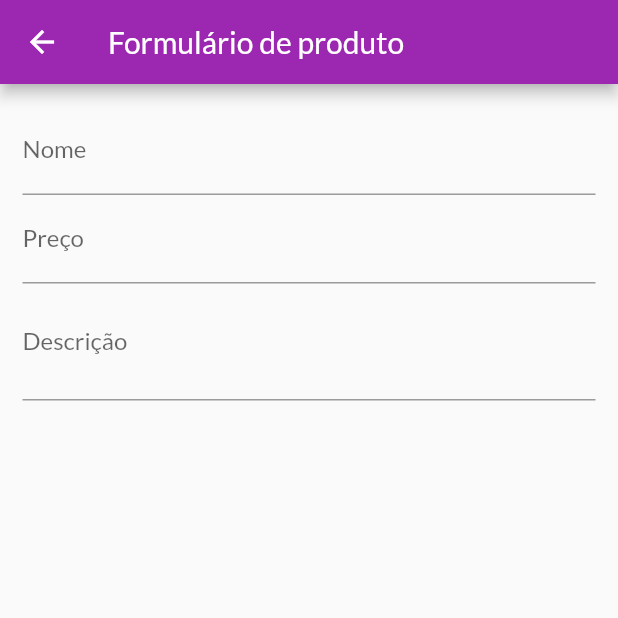
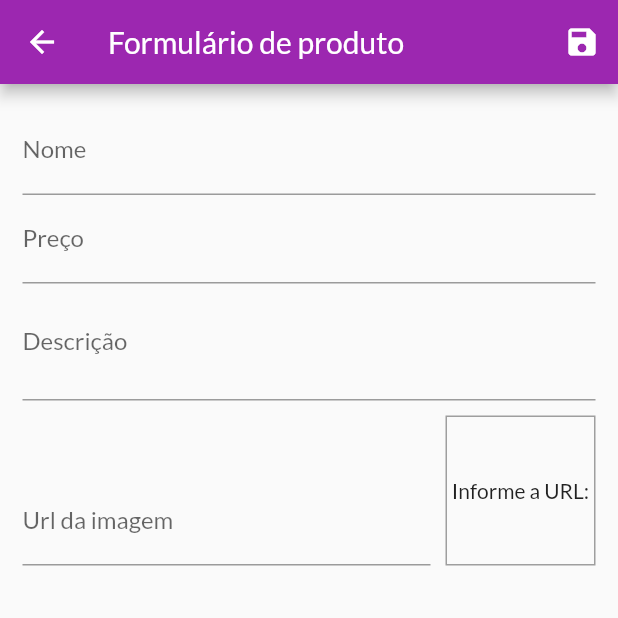
Before and after one commit to MarhlonKorb/shopping_app, a Flutter app: the ProductFormPage screen opened by its route, on a phone screen of 412 x 824 dp, the top half of it. Run offline on Flutter 3.47's test engine with Material 2 defaults, Android fonts, the phone set to English and light mode, and no system bars; network calls fail.

Commit message:
Validacao dos campos do formulario de produtos
Foi utilizado o GlobalKey para poder validar as informações no processo de salvamento do formulário.

```diff
--- a/lib/pages/product_form_page.dart
+++ b/lib/pages/product_form_page.dart
@@ -1,4 +1,7 @@
+import 'dart:math';
+
 import 'package:flutter/material.dart';
+import 'package:shop/models/product.dart';
 
 /// Classe responsável pelo formulário de cadastro de produtos
 class ProductFormPage extends StatefulWidget {
@@ -7,9 +10,21 @@ class ProductFormPage extends StatefulWidget {
   @override
   State<ProductFormPage> createState() => _ProductFormPageState();
 }
+
 class _ProductFormPageState extends State<ProductFormPage> {
   final _priceFocus = FocusNode();
   final _descriptionFocus = FocusNode();
+  final _imageUrlFocus = FocusNode();
+  final _imageUrlCOntroller = TextEditingController();
+  // GlobalKey retorna o estado atual do formulário
+  final _formKey = GlobalKey<FormState>();
+  final _formData = Map<String, dynamic>;
+
+  @override
+  void initState() {
+    super.initState();
+    _imageUrlFocus.addListener(updateImage);
+  }
 
   /// Libera os recursos de memória assim que o usuário sai da tela
   @override
@@ -17,6 +32,41 @@ class _ProductFormPageState extends State<ProductFormPage> {
     super.dispose();
     _priceFocus.dispose();
     _descriptionFocus.dispose();
+    _imageUrlFocus.dispose();
+  }
+
+  /// Método que junto com _imageUrlFocus.addListener(updateImage) no initState e dispose carrega a imagem
+  /// no componente FittedBox a partir da sua URL
+  void updateImage() {
+    setState(() {});
+  }
+
+  void _onSubmitForm() {
+    final isValid = _formKey.currentState?.validate() ?? false;
+
+    if (!isValid) {
+      return;
+    }
+
+    _formKey.currentState?.save();
+    final newProduct = Product(
+      // Salva o estado atual de cada campo do formulário
+      id: Random().nextDouble().toString(),
+      name: (_formData as Map<String, dynamic>)['name'].toString(),
+      description:
+          (_formData as Map<String, dynamic>)[' description'].toString(),
+      price: (_formData as Map<String, dynamic>)['price'] as double,
+      imageUrl: (_formData as Map<String, dynamic>)['imageUrl'].toString(),
+    );
+  }
+
+  /// Valida a url e se a extensão é no formato png,jpg ou jpeg
+  bool isValidImageUrl(String url) {
+    bool isValidUrl = Uri.tryParse(url)?.hasAbsolutePath ?? false;
+    bool endsWithFile = url.toLowerCase().endsWith('.png') ||
+        url.toLowerCase().endsWith('.jpg') ||
+        url.toLowerCase().endsWith('.jpeg');
+    return isValidUrl && endsWithFile;
   }
 
   @override
@@ -24,10 +74,17 @@ class _ProductFormPageState extends State<ProductFormPage> {
     return Scaffold(
       appBar: AppBar(
         title: const Text('Formulário de produto'),
+        actions: [
+          IconButton(
+            onPressed: () => _onSubmitForm(),
+            icon: const Icon(Icons.save),
+          ),
+        ],
       ),
       body: Padding(
         padding: const EdgeInsets.all(15),
         child: Form(
+          key: _formKey,
           child: ListView(
             children: [
               TextFormField(
@@ -39,6 +96,18 @@ class _ProductFormPageState extends State<ProductFormPage> {
                 onFieldSubmitted: ((_) {
                   FocusScope.of(context).requestFocus(_priceFocus);
                 }),
+                onSaved: (name) =>
+                    (_formData as Map<String, dynamic>)['name'] = name ?? '',
+                validator: (_name) {
+                  final name = _name ?? '';
+                  if (name.trim().isEmpty) {
+                    return 'Nome é obrigatório';
+                  }
+                  if (name.length < 3) {
+                    return 'Nome deve conter ao menos 3 letras';
+                  }
+                  return null;
+                },
               ),
               TextFormField(
                 decoration: const InputDecoration(labelText: 'Preço'),
@@ -51,6 +120,17 @@ class _ProductFormPageState extends State<ProductFormPage> {
                 onFieldSubmitted: (_) {
                   FocusScope.of(context).requestFocus(_descriptionFocus);
                 },
+                onSaved: (price) => (_formData
+                    as Map<String, dynamic>)['price'] = double.parse(price!),
+                    validator: (_price) {
+                      final priceString = _price ?? '-1';
+                      final price = double.tryParse(priceString) ?? -1;
+
+                      if (price <= 0) {
+                        return 'Informe um preço válido';
+                      }
+                      return null;
+                    },
               ),
               TextFormField(
                 decoration: const InputDecoration(labelText: 'Descrição'),
@@ -58,6 +138,61 @@ class _ProductFormPageState extends State<ProductFormPage> {
                 focusNode: _descriptionFocus,
                 keyboardType: TextInputType.multiline,
                 maxLines: 2,
+                onSaved: (description) => (_formData
+                    as Map<String, dynamic>)['description'] = description ?? '',
+                validator: (_description) {
+                  final description = _description ?? '';
+                  if (description.trim().isEmpty) {
+                    return 'Nome é obrigatório';
+                  }
+                  if (description.length < 10) {
+                    return 'Nome deve conter ao menos 10 letras';
+                  }
+                  return null;
+                },
+              ),
+              Row(
+                crossAxisAlignment: CrossAxisAlignment.end,
+                children: [
+                  Expanded(
+                    child: TextFormField(
+                        decoration:
+                            const InputDecoration(labelText: 'Url da imagem'),
+                        textInputAction: TextInputAction.done,
+                        focusNode: _imageUrlFocus,
+                        keyboardType: TextInputType.url,
+                        controller: _imageUrlCOntroller,
+                        onFieldSubmitted: (_) => _onSubmitForm(),
+                        onSaved: (urlImage) =>
+                            (_formData as Map<String, dynamic>)['urlImage'] =
+                                urlImage ?? '',
+                                validator: (_imageUrl) {
+                                  final imageUrl = _imageUrl ?? '';
+                                  if (!isValidImageUrl(imageUrl)) {
+                                    return 'Informe uma Url válida';
+                                  }
+                                  return null;
+                                },),
+                  ),
+                  Container(
+                    height: 100,
+                    width: 100,
+                    margin: const EdgeInsets.only(top: 10, left: 10),
+                    decoration: BoxDecoration(
+                      border: Border.all(
+                        color: Colors.grey,
+                        width: 1,
+                      ),
+                    ),
+                    alignment: Alignment.center,
+                    child: _imageUrlCOntroller.text.isEmpty
+                        ? const Text('Informe a URL:')
+                        : FittedBox(
+                            fit: BoxFit.cover,
+                            child: Image.network(_imageUrlCOntroller.text),
+                          ),
+                  )
+                ],
               ),
             ],
           ),
```
